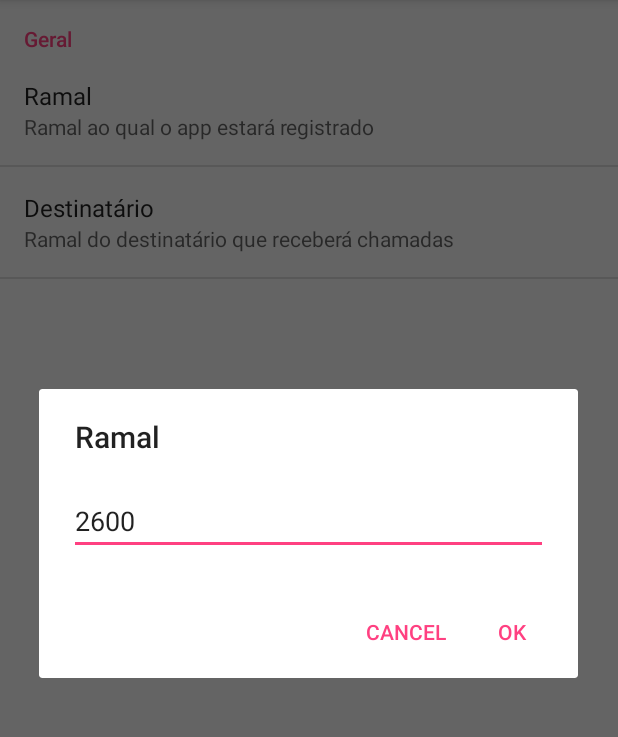
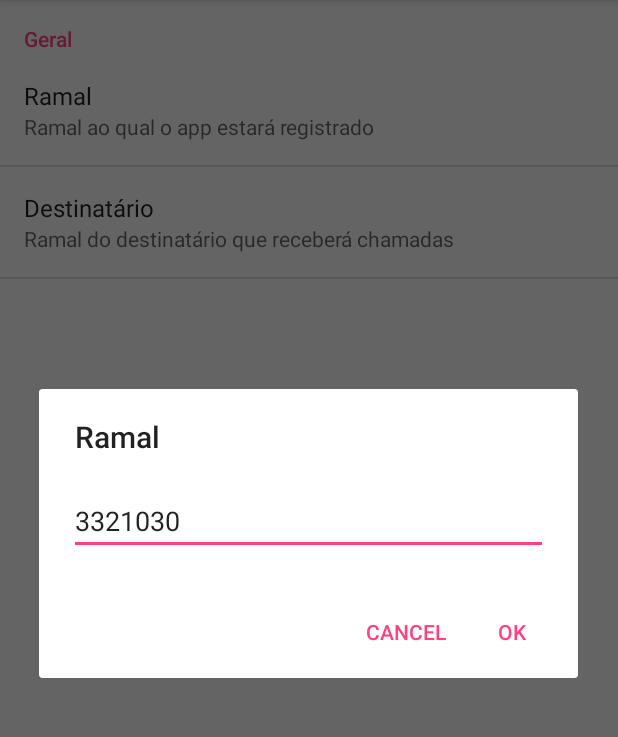
Before and after one commit to gfreivasc/Mosaic, an Android app: the SettingsActivity screen opened directly, with no data from a screen before it, after a tap on "Ramal", on a phone screen of 412 x 824 dp, the part 84-821 px from its top. Run offline under Robolectric (Android 15) with nearby library versions, the phone set to English and light mode, and no system bars.

Commit message:
Changing the default settings values to match new default address

```diff
--- a/app/src/main/res/values/strings.xml
+++ b/app/src/main/res/values/strings.xml
@@ -8,12 +8,12 @@
 
     <string name="pref_user_id_title">Ramal</string>
     <string name="pref_user_id_key" translatable="false">pref_userId</string>
-    <string name="pref_user_id_default" translatable="false">2600</string>
+    <string name="pref_user_id_default" translatable="false">3321030</string>
     <string name="pref_user_id_summary">Ramal ao qual o app estará registrado</string>
 
     <string name="pref_target_id_title">Destinatário</string>
     <string name="pref_target_id_key">pref_targetId</string>
-    <string name="pref_target_id_default">2609</string>
+    <string name="pref_target_id_default">3321039</string>
     <string name="pref_target_id_summary">Ramal do destinatário que receberá chamadas</string>
 
     <string name="accept_call">Atender</string>
```
